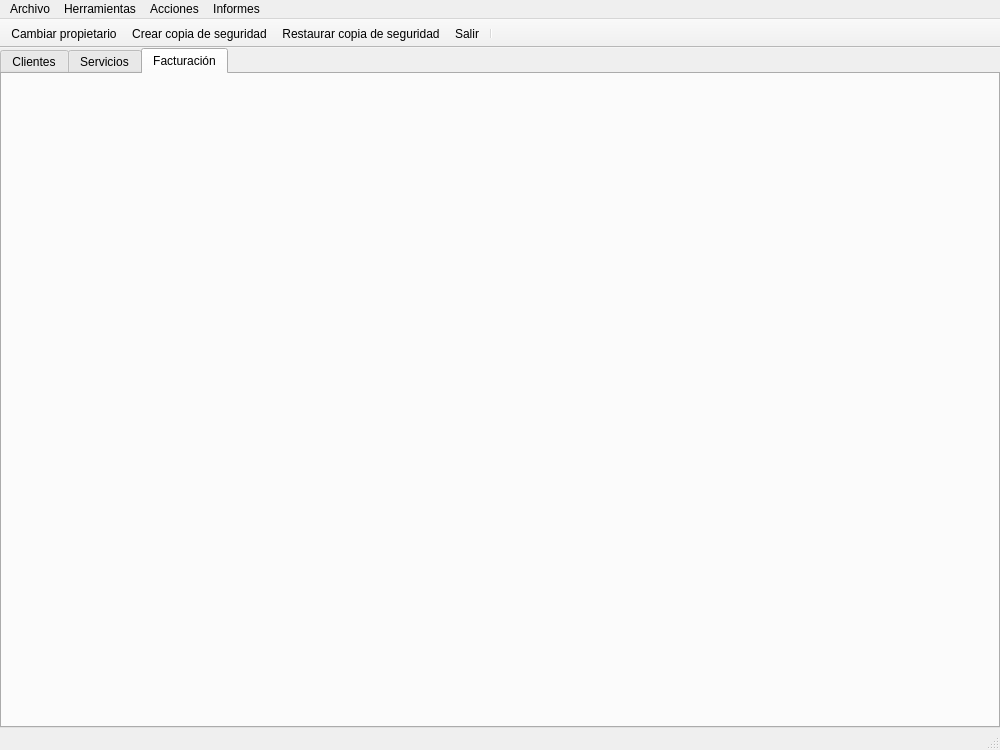
Above: ui/ventMain.ui from arielcostas/dam-di-costasguerrero before the change. Below: the same form after it.
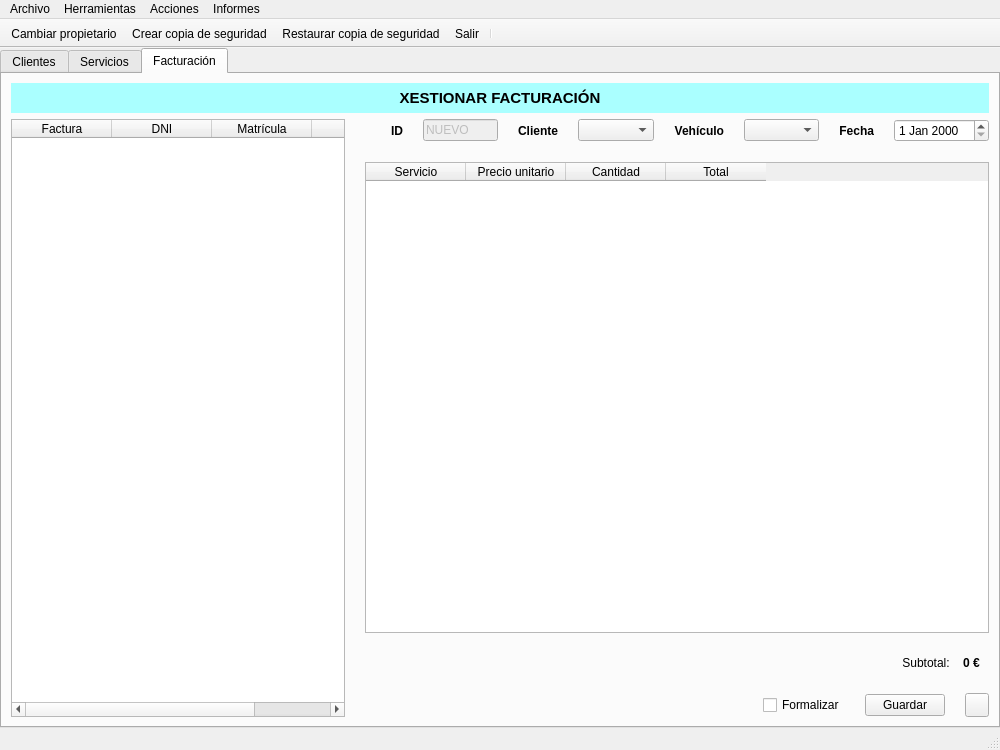
That is the form after the change. The open tabs and pages were chosen to show the change. Icons and pictures are not drawn.

Commit message: Empezar a hacer facturas

```diff
--- a/ui/ventMain.ui
+++ b/ui/ventMain.ui
@@ -1218,6 +1218,300 @@
        <attribute name="title">
         <string>Facturación</string>
        </attribute>
+       <layout class="QGridLayout" name="gridLayout_2">
+        <item row="0" column="0">
+         <layout class="QVBoxLayout" name="verticalLayout_4">
+          <item>
+           <widget class="QLabel" name="label_2">
+            <property name="minimumSize">
+             <size>
+              <width>0</width>
+              <height>30</height>
+             </size>
+            </property>
+            <property name="font">
+             <font>
+              <pointsize>11</pointsize>
+              <bold>true</bold>
+             </font>
+            </property>
+            <property name="styleSheet">
+             <string notr="true">background-color: rgb(170,255,255)</string>
+            </property>
+            <property name="text">
+             <string>XESTIONAR FACTURACIÓN</string>
+            </property>
+            <property name="alignment">
+             <set>Qt::AlignCenter</set>
+            </property>
+           </widget>
+          </item>
+          <item>
+           <layout class="QHBoxLayout" name="horizontalLayout_6">
+            <property name="spacing">
+             <number>20</number>
+            </property>
+            <item>
+             <widget class="QTableWidget" name="tableWidget_2">
+              <column>
+               <property name="text">
+                <string>Factura</string>
+               </property>
+              </column>
+              <column>
+               <property name="text">
+                <string>DNI</string>
+               </property>
+              </column>
+              <column>
+               <property name="text">
+                <string>Matrícula</string>
+               </property>
+              </column>
+              <column>
+               <property name="text">
+                <string>Fecha</string>
+               </property>
+              </column>
+             </widget>
+            </item>
+            <item>
+             <layout class="QVBoxLayout" name="verticalLayout_3">
+              <item>
+               <layout class="QHBoxLayout" name="horizontalLayout_4" stretch="1,2,1,2,1,2,0,0">
+                <item>
+                 <widget class="QLabel" name="lblFactCli_2">
+                  <property name="font">
+                   <font>
+                    <bold>true</bold>
+                   </font>
+                  </property>
+                  <property name="text">
+                   <string>ID</string>
+                  </property>
+                  <property name="alignment">
+                   <set>Qt::AlignRight|Qt::AlignTrailing|Qt::AlignVCenter</set>
+                  </property>
+                  <property name="margin">
+                   <number>4</number>
+                  </property>
+                 </widget>
+                </item>
+                <item>
+                 <widget class="QLineEdit" name="lblFactId">
+                  <property name="enabled">
+                   <bool>false</bool>
+                  </property>
+                  <property name="text">
+                   <string>NUEVO</string>
+                  </property>
+                 </widget>
+                </item>
+                <item>
+                 <widget class="QLabel" name="lblFactCli">
+                  <property name="font">
+                   <font>
+                    <bold>true</bold>
+                   </font>
+                  </property>
+                  <property name="text">
+                   <string>Cliente</string>
+                  </property>
+                  <property name="alignment">
+                   <set>Qt::AlignRight|Qt::AlignTrailing|Qt::AlignVCenter</set>
+                  </property>
+                  <property name="margin">
+                   <number>4</number>
+                  </property>
+                 </widget>
+                </item>
+                <item>
+                 <widget class="QComboBox" name="cmbFactCli"/>
+                </item>
+                <item>
+                 <widget class="QLabel" name="lblFactCar">
+                  <property name="font">
+                   <font>
+                    <bold>true</bold>
+                   </font>
+                  </property>
+                  <property name="text">
+                   <string>Vehículo</string>
+                  </property>
+                  <property name="alignment">
+                   <set>Qt::AlignRight|Qt::AlignTrailing|Qt::AlignVCenter</set>
+                  </property>
+                  <property name="margin">
+                   <number>4</number>
+                  </property>
+                 </widget>
+                </item>
+                <item>
+                 <widget class="QComboBox" name="cmbFactCar"/>
+                </item>
+                <item>
+                 <widget class="QLabel" name="lblFactFecha">
+                  <property name="font">
+                   <font>
+                    <bold>true</bold>
+                   </font>
+                  </property>
+                  <property name="text">
+                   <string>Fecha</string>
+                  </property>
+                  <property name="alignment">
+                   <set>Qt::AlignRight|Qt::AlignTrailing|Qt::AlignVCenter</set>
+                  </property>
+                  <property name="margin">
+                   <number>4</number>
+                  </property>
+                 </widget>
+                </item>
+                <item>
+                 <widget class="QDateEdit" name="txtFechaFactura"/>
+                </item>
+               </layout>
+              </item>
+              <item>
+               <widget class="QTableWidget" name="tableWidget">
+                <column>
+                 <property name="text">
+                  <string>Servicio</string>
+                 </property>
+                </column>
+                <column>
+                 <property name="text">
+                  <string>Precio unitario</string>
+                 </property>
+                </column>
+                <column>
+                 <property name="text">
+                  <string>Cantidad</string>
+                 </property>
+                </column>
+                <column>
+                 <property name="text">
+                  <string>Total</string>
+                 </property>
+                </column>
+               </widget>
+              </item>
+              <item>
+               <widget class="QWidget" name="widget" native="true">
+                <layout class="QHBoxLayout" name="horizontalLayout_13" stretch="0,0,0">
+                 <property name="spacing">
+                  <number>10</number>
+                 </property>
+                 <property name="topMargin">
+                  <number>0</number>
+                 </property>
+                 <property name="bottomMargin">
+                  <number>0</number>
+                 </property>
+                 <item>
+                  <spacer name="horizontalSpacer_18">
+                   <property name="orientation">
+                    <enum>Qt::Horizontal</enum>
+                   </property>
+                   <property name="sizeHint" stdset="0">
+                    <size>
+                     <width>40</width>
+                     <height>20</height>
+                    </size>
+                   </property>
+                  </spacer>
+                 </item>
+                 <item>
+                  <widget class="QLabel" name="label_3">
+                   <property name="font">
+                    <font>
+                     <bold>false</bold>
+                    </font>
+                   </property>
+                   <property name="text">
+                    <string>Subtotal: </string>
+                   </property>
+                   <property name="alignment">
+                    <set>Qt::AlignRight|Qt::AlignTrailing|Qt::AlignVCenter</set>
+                   </property>
+                  </widget>
+                 </item>
+                 <item>
+                  <widget class="QLabel" name="label_4">
+                   <property name="font">
+                    <font>
+                     <bold>true</bold>
+                    </font>
+                   </property>
+                   <property name="text">
+                    <string>0 €</string>
+                   </property>
+                  </widget>
+                 </item>
+                </layout>
+               </widget>
+              </item>
+              <item>
+               <layout class="QHBoxLayout" name="horizontalLayout_5">
+                <item>
+                 <spacer name="horizontalSpacer_17">
+                  <property name="orientation">
+                   <enum>Qt::Horizontal</enum>
+                  </property>
+                  <property name="sizeHint" stdset="0">
+                   <size>
+                    <width>40</width>
+                    <height>20</height>
+                   </size>
+                  </property>
+                 </spacer>
+                </item>
+                <item>
+                 <widget class="QCheckBox" name="checkBox">
+                  <property name="text">
+                   <string>Formalizar</string>
+                  </property>
+                 </widget>
+                </item>
+                <item>
+                 <widget class="QPushButton" name="pushButton_2">
+                  <property name="text">
+                   <string>Guardar</string>
+                  </property>
+                 </widget>
+                </item>
+                <item>
+                 <widget class="QPushButton" name="pushButton">
+                  <property name="minimumSize">
+                   <size>
+                    <width>24</width>
+                    <height>24</height>
+                   </size>
+                  </property>
+                  <property name="maximumSize">
+                   <size>
+                    <width>24</width>
+                    <height>24</height>
+                   </size>
+                  </property>
+                  <property name="text">
+                   <string/>
+                  </property>
+                  <property name="icon">
+                   <iconset>
+                    <normaloff>../img/limpiar.png</normaloff>../img/limpiar.png</iconset>
+                  </property>
+                 </widget>
+                </item>
+               </layout>
+              </item>
+             </layout>
+            </item>
+           </layout>
+          </item>
+         </layout>
+        </item>
+       </layout>
       </widget>
      </widget>
     </item>
```
Left out of the diff: 34 changed lines with no effect on the pictures. The commit also changes 3 other files.
